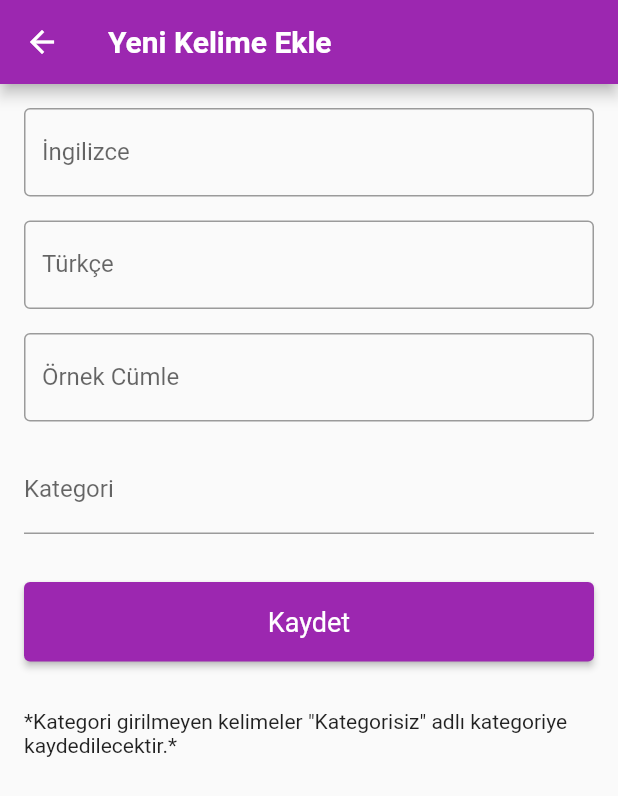
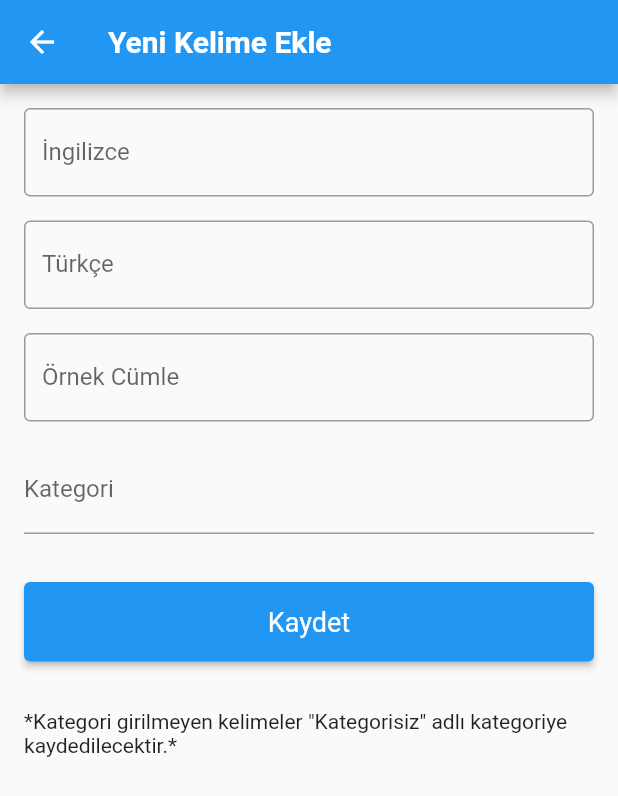
Before and after one commit to aysenursen/Word-Box, a Flutter app: the AddWordScreen screen opened directly, on a phone screen of 412 x 824 dp. Shown: the top 796 px of the screen. Run offline on Flutter 3.47's test engine with Material 2 defaults, Android fonts, the phone set to English and light mode, and no system bars; our stand-ins replace fl_chart, shared_preferences; accounts and stored records are empty.

Commit message:
Update add_word_screen.dart

```diff
--- a/my_words/lib/screens/add_word_screen.dart
+++ b/my_words/lib/screens/add_word_screen.dart
@@ -37,24 +37,26 @@ class _AddWordScreenState extends State<AddWordScreen> {
   }
 
   InputDecoration _inputDecoration({required String labelText}) {
+    ThemeData themeData = Theme.of(context);
     return InputDecoration(
       labelText: labelText,
       border: const OutlineInputBorder(),
-      focusedBorder: const OutlineInputBorder(
-        borderSide: BorderSide(color: Colors.purple, width: 2.0),
+      focusedBorder:  OutlineInputBorder(
+        borderSide: BorderSide(color: themeData.primaryColor, width: 2.0),
       ),
     );
   }
 
   @override
   Widget build(BuildContext context) {
+    ThemeData themeData = Theme.of(context);
     return Scaffold(
       appBar: AppBar(
         title: const Text(
           'Yeni Kelime Ekle',
           style: TextStyle(color: Colors.white, fontWeight: FontWeight.bold),
         ),
-        backgroundColor: Colors.purple,
+        backgroundColor: themeData.primaryColor,
       ),
       body: Form(
         key: _formKey,
@@ -107,7 +109,7 @@ class _AddWordScreenState extends State<AddWordScreen> {
                   onPressed: _saveWord,
                   child: const Text('Kaydet'),
                   style: ElevatedButton.styleFrom(
-                    backgroundColor: Colors.purple,
+                    backgroundColor:themeData.primaryColor,
                     padding: const EdgeInsets.symmetric(vertical: 16.0),
                     textStyle: const TextStyle(fontSize: 18),
                   ),
```
